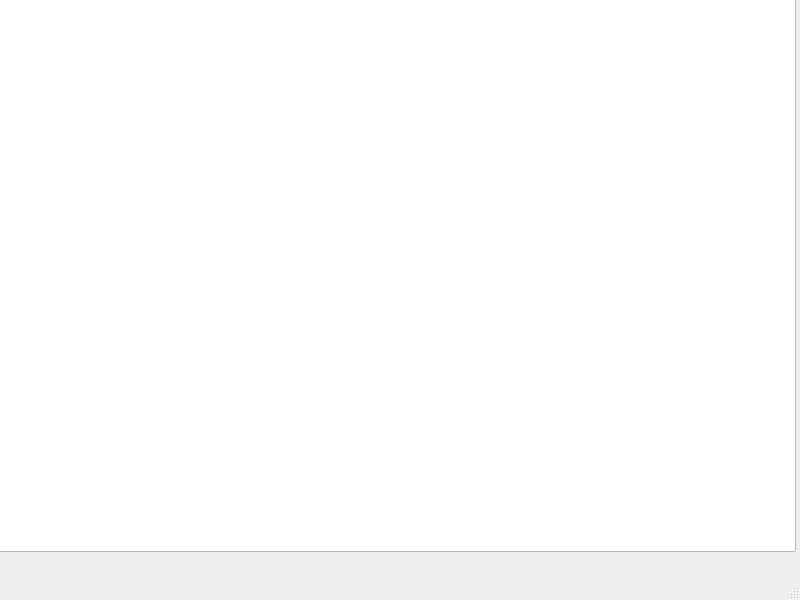
alken01/MP22-Team-c9-FA, file mainwindow.ui: the form before one commit.
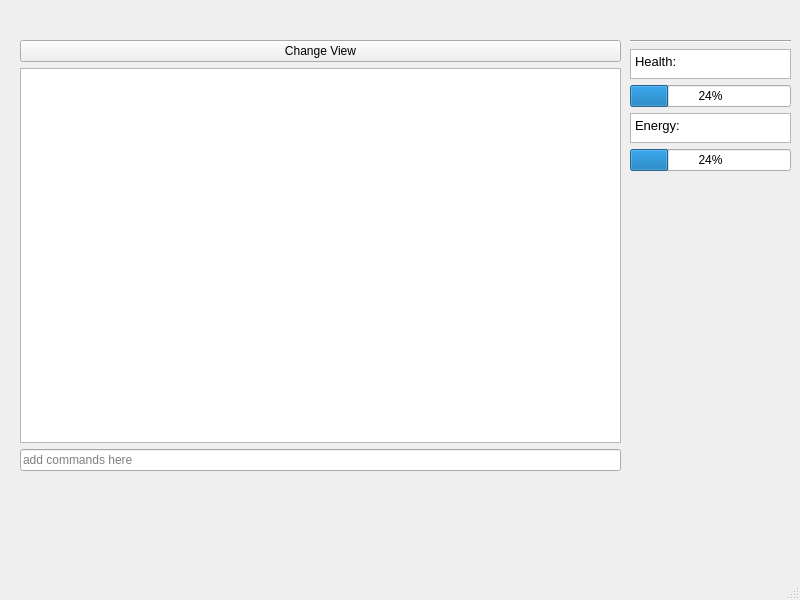
The form after the commit.

Commit message: added UI + moving textview + damage and energy finished

```diff
--- a/mainwindow.ui
+++ b/mainwindow.ui
@@ -14,15 +14,122 @@
    <string>MainWindow</string>
   </property>
   <widget class="QWidget" name="centralwidget">
-   <widget class="QGraphicsView" name="graphicsView">
+   <widget class="QWidget" name="verticalLayoutWidget">
     <property name="geometry">
      <rect>
-      <x>-5</x>
-      <y>-9</y>
-      <width>801</width>
-      <height>561</height>
+      <x>630</x>
+      <y>40</y>
+      <width>161</width>
+      <height>131</height>
      </rect>
     </property>
+    <layout class="QGridLayout" name="gridLayout">
+     <item row="2" column="0">
+      <widget class="QProgressBar" name="progressBar">
+       <property name="toolTip">
+        <string/>
+       </property>
+       <property name="whatsThis">
+        <string/>
+       </property>
+       <property name="value">
+        <number>24</number>
+       </property>
+      </widget>
+     </item>
+     <item row="1" column="0">
+      <widget class="QTextEdit" name="textEdit">
+       <property name="maximumSize">
+        <size>
+         <width>200</width>
+         <height>100</height>
+        </size>
+       </property>
+       <property name="focusPolicy">
+        <enum>Qt::NoFocus</enum>
+       </property>
+       <property name="html">
+        <string>&lt;!DOCTYPE HTML PUBLIC &quot;-//W3C//DTD HTML 4.0//EN&quot; &quot;http://www.w3.org/TR/REC-html40/strict.dtd&quot;&gt;
+&lt;html&gt;&lt;head&gt;&lt;meta name=&quot;qrichtext&quot; content=&quot;1&quot; /&gt;&lt;meta charset=&quot;utf-8&quot; /&gt;&lt;style type=&quot;text/css&quot;&gt;
+p, li { white-space: pre-wrap; }
+hr { height: 1px; border-width: 0; }
+&lt;/style&gt;&lt;/head&gt;&lt;body style=&quot; font-family:'SF Pro weight=591'; font-size:10pt; font-weight:400; font-style:normal;&quot;&gt;
+&lt;p style=&quot; margin-top:0px; margin-bottom:0px; margin-left:0px; margin-right:0px; -qt-block-indent:0; text-indent:0px;&quot;&gt;Health:&lt;/p&gt;&lt;/body&gt;&lt;/html&gt;</string>
+       </property>
+      </widget>
+     </item>
+     <item row="0" column="0">
+      <widget class="Line" name="line">
+       <property name="orientation">
+        <enum>Qt::Horizontal</enum>
+       </property>
+      </widget>
+     </item>
+     <item row="5" column="0" rowspan="4">
+      <widget class="QProgressBar" name="progressBar_2">
+       <property name="value">
+        <number>24</number>
+       </property>
+      </widget>
+     </item>
+     <item row="3" column="0">
+      <widget class="QTextEdit" name="textEdit_2">
+       <property name="maximumSize">
+        <size>
+         <width>200</width>
+         <height>100</height>
+        </size>
+       </property>
+       <property name="focusPolicy">
+        <enum>Qt::NoFocus</enum>
+       </property>
+       <property name="html">
+        <string>&lt;!DOCTYPE HTML PUBLIC &quot;-//W3C//DTD HTML 4.0//EN&quot; &quot;http://www.w3.org/TR/REC-html40/strict.dtd&quot;&gt;
+&lt;html&gt;&lt;head&gt;&lt;meta name=&quot;qrichtext&quot; content=&quot;1&quot; /&gt;&lt;meta charset=&quot;utf-8&quot; /&gt;&lt;style type=&quot;text/css&quot;&gt;
+p, li { white-space: pre-wrap; }
+hr { height: 1px; border-width: 0; }
+&lt;/style&gt;&lt;/head&gt;&lt;body style=&quot; font-family:'SF Pro weight=591'; font-size:10pt; font-weight:400; font-style:normal;&quot;&gt;
+&lt;p style=&quot; margin-top:0px; margin-bottom:0px; margin-left:0px; margin-right:0px; -qt-block-indent:0; text-indent:0px;&quot;&gt;Energy:&lt;/p&gt;&lt;/body&gt;&lt;/html&gt;</string>
+       </property>
+      </widget>
+     </item>
+    </layout>
+   </widget>
+   <widget class="QWidget" name="verticalLayoutWidget_2">
+    <property name="geometry">
+     <rect>
+      <x>20</x>
+      <y>40</y>
+      <width>601</width>
+      <height>431</height>
+     </rect>
+    </property>
+    <layout class="QVBoxLayout" name="verticalLayout">
+     <item>
+      <widget class="QPushButton" name="pushButton">
+       <property name="text">
+        <string>Change View</string>
+       </property>
+      </widget>
+     </item>
+     <item>
+      <widget class="QGraphicsView" name="graphicsView">
+       <property name="alignment">
+        <set>Qt::AlignLeading|Qt::AlignLeft|Qt::AlignTop</set>
+       </property>
+      </widget>
+     </item>
+     <item>
+      <widget class="QLineEdit" name="lineEdit">
+       <property name="focusPolicy">
+        <enum>Qt::WheelFocus</enum>
+       </property>
+       <property name="placeholderText">
+        <string>add commands here</string>
+       </property>
+      </widget>
+     </item>
+    </layout>
    </widget>
   </widget>
   <widget class="QMenuBar" name="menubar">
```
Left out of the diff: 2 changed lines with no effect on the pictures. The commit also changes 8 other files.
